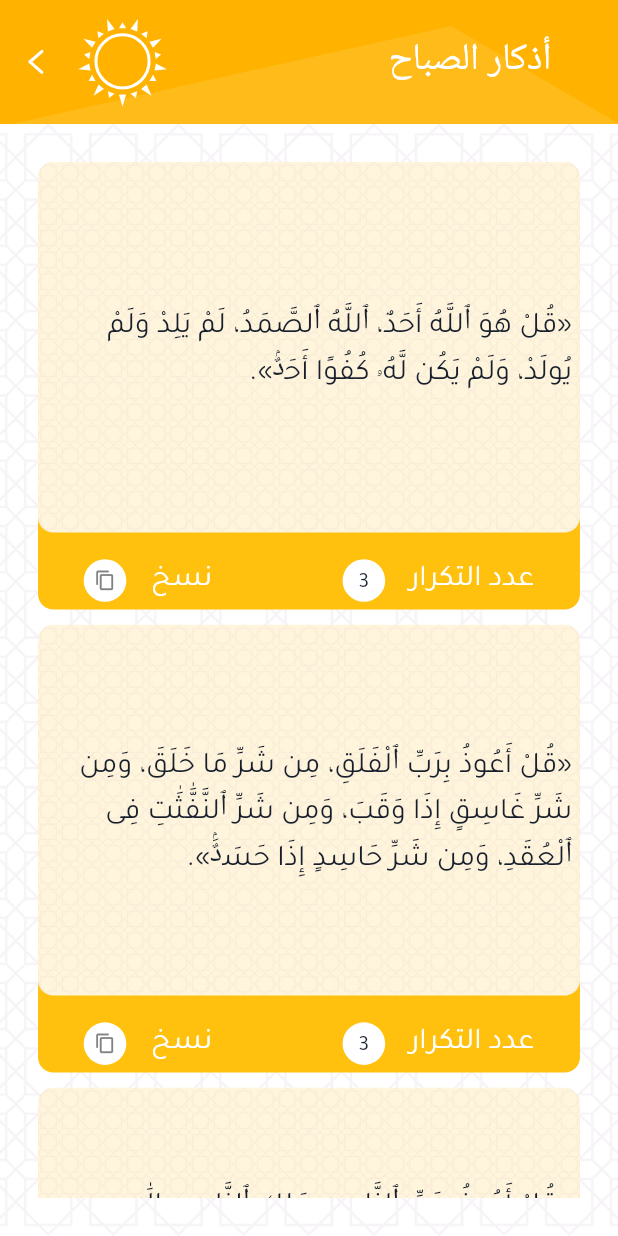
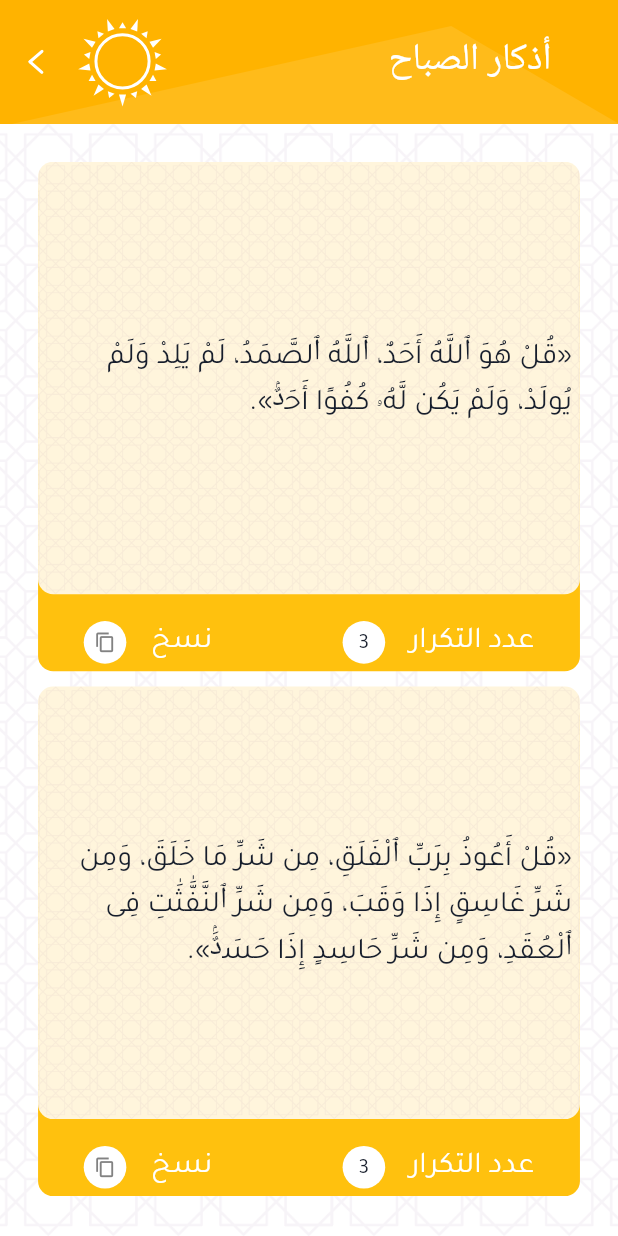
Before and after one commit to Mohammedomargallya39/nakhtm, a Flutter app: the AzkarViewWidget screen opened directly with empty values, after a tap on "نسخ", on a phone screen of 412 x 824 dp. Run offline on Flutter 3.47's test engine with Material 2 defaults, Android fonts, the phone set to English and light mode, and no system bars; our stand-ins replace audioplayers, bloc, connectivity_plus, custom_navigation_bar, dartz, dio and 11 more; missing offline and left inert: flutter_share, quran; accounts and stored records are empty; project files that could hold a hidden picture were left out.

Commit message:
fix_bugs_v1

```diff
--- a/lib/features/home/presentation/controller/bloc.dart
+++ b/lib/features/home/presentation/controller/bloc.dart
@@ -204,7 +204,7 @@
       3,
       1,
       1,
-      100,
+      10,
       100,
       100
     ];
@@ -237,7 +237,7 @@
       3,
       1,
       1,
-      100,
+      10,
       100,
       100
     ];
--- a/lib/features/home/presentation/screens/main_screen.dart
+++ b/lib/features/home/presentation/screens/main_screen.dart
@@ -3,6 +3,7 @@
 import 'package:flutter_bloc/flutter_bloc.dart';
 import 'package:flutter_svg/flutter_svg.dart';
 import 'package:nakhtm/core/util/resources/extensions_manager.dart';
+import 'package:upgrader/upgrader.dart';
 import '../../../../core/util/resources/appString.dart';
 import '../../../../core/util/resources/assets.gen.dart';
 import '../../../../core/util/resources/colors_manager.dart';
--- a/lib/features/home/presentation/widgets/azkar_view_build_item.dart
+++ b/lib/features/home/presentation/widgets/azkar_view_build_item.dart
@@ -23,7 +23,7 @@
           margin: EdgeInsets.symmetric(vertical: 10.rSp),
           padding: EdgeInsets.symmetric(horizontal: 30.rSp,vertical: 5.rSp),
           width: double.infinity,
-          height: 35.h,
+          height: 40.h,
           decoration: BoxDecoration(
             color: azkarColor,
             borderRadius: BorderRadius.circular(10.rSp),
@@ -90,7 +90,7 @@
         ),
         Container(
           width: double.infinity,
-          height: 30.h,
+          height: 35.h,
           decoration: BoxDecoration(
             color: ColorsManager.azkarColor,
             borderRadius: BorderRadius.circular(10.rSp),
--- a/lib/main.dart
+++ b/lib/main.dart
@@ -1,3 +1,4 @@
+import 'dart:async';
 import 'package:flutter/material.dart';
 import 'package:flutter/services.dart';
 import 'package:flutter_bloc/flutter_bloc.dart';
@@ -12,6 +13,7 @@
 import 'core/util/resources/constants_manager.dart';
 import 'features/home/presentation/controller/bloc.dart';
 import 'features/splash/presentation/screens/splash_screen.dart';
+
 
 void main() async {
   WidgetsFlutterBinding.ensureInitialized();
@@ -64,7 +66,7 @@
     Future<void> scheduleDailyNotification() async {
 
       var androidPlatformChannelSpecifics = const AndroidNotificationDetails(
-          'channel id 17',
+          'channel id 25',
           'channel name',
           importance: Importance.max,
           priority: Priority.high,
```
Also changed, not shown: lib/features/home/presentation/screens/quran/quran_widget.dart (+3 -4 lines), lib/features/home/presentation/screens/quran/surah_widget.dart (+21 -6 lines), pubspec.yaml (+4 -3 lines), pubspec.lock, 4 other files.
